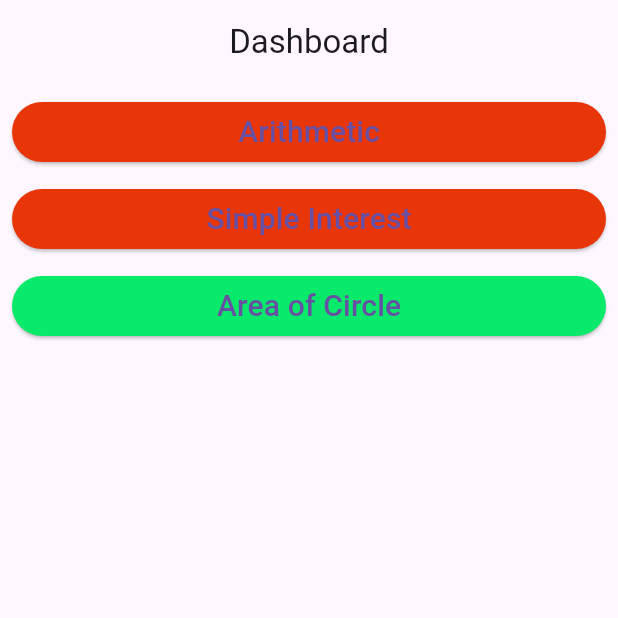
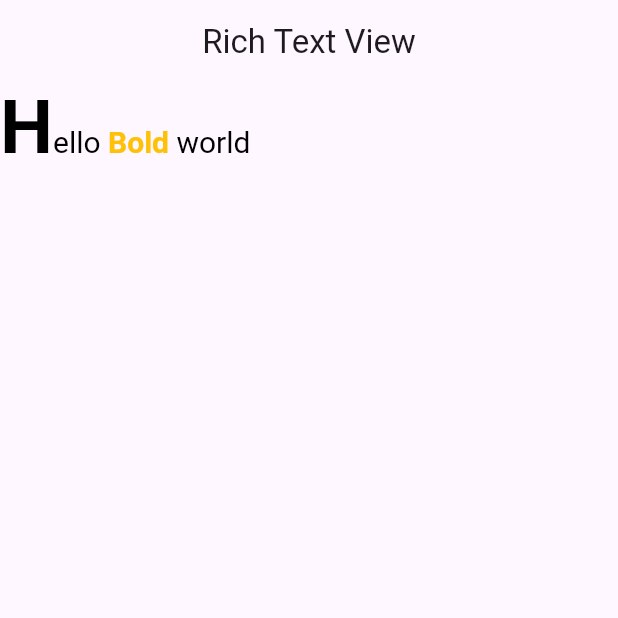
Before and after one commit to manishaa8981/assig_dart, a Flutter app: the screen it shows after launch, on a phone screen of 412 x 824 dp, the top half of it. Run offline on Flutter 3.47's test engine with Material 3 defaults, Android fonts, the phone set to English and light mode, and no system bars.

Commit message:
Rich text and validation in arithmetics.

```diff
--- a/lib/app.dart
+++ b/lib/app.dart
@@ -1,4 +1,5 @@
 import 'package:assig/view/dashboard.dart';
+import 'package:assig/view/rich_text_view.dart';
 import 'package:flutter/material.dart';
 
 class Myapp extends StatelessWidget {
@@ -8,7 +9,7 @@ class Myapp extends StatelessWidget {
   Widget build(BuildContext context) {
     return MaterialApp(
       debugShowCheckedModeBanner: false,
-      home: Dashboard(),
+      home: RichTextView(),
     );
   }
 }
--- a/lib/view/dashboard.dart
+++ b/lib/view/dashboard.dart
@@ -64,7 +64,7 @@ class Dashboard extends StatelessWidget {
                   width: double.infinity, // Full-width button
                   child: ElevatedButton(
                     style: ElevatedButton.styleFrom(
-                      backgroundColor: const Color.fromARGB(255, 9, 233, 106),
+                      backgroundColor: const Color.fromARGB(255, 233, 54, 9),
                     ),
                     onPressed: () {
                       Navigator.push(
--- /dev/null
+++ b/lib/view/rich_text_view.dart
@@ -0,0 +1,43 @@
+import 'package:flutter/material.dart';
+
+class RichTextView extends StatelessWidget {
+  const RichTextView({super.key});
+
+  @override
+  Widget build(BuildContext context) {
+    return Scaffold(
+      appBar: AppBar(
+        centerTitle: true,
+        title: Text('Rich Text View'),
+      ),
+      body: RichText(
+          text: const TextSpan(
+              text: 'H',
+              style: TextStyle(
+                color: Colors.black,
+                fontSize: 50,
+                fontWeight: FontWeight.bold,
+              ),
+              children: [
+            TextSpan(
+                text: 'ello',
+                style: TextStyle(
+                    fontSize: 20,
+                    color: Colors.black,
+                    fontWeight: FontWeight.normal)),
+            TextSpan(
+                text: ' Bold',
+                style: TextStyle(
+                  fontSize: 20,
+                  color: Colors.amber,
+                )),
+            TextSpan(
+                text: ' world',
+                style: TextStyle(
+                    fontSize: 20,
+                    color: Colors.black,
+                    fontWeight: FontWeight.normal))
+          ])),
+    );
+  }
+}
```
Also changed, not shown: lib/view/arithmetic.dart (+24 -4 lines).
